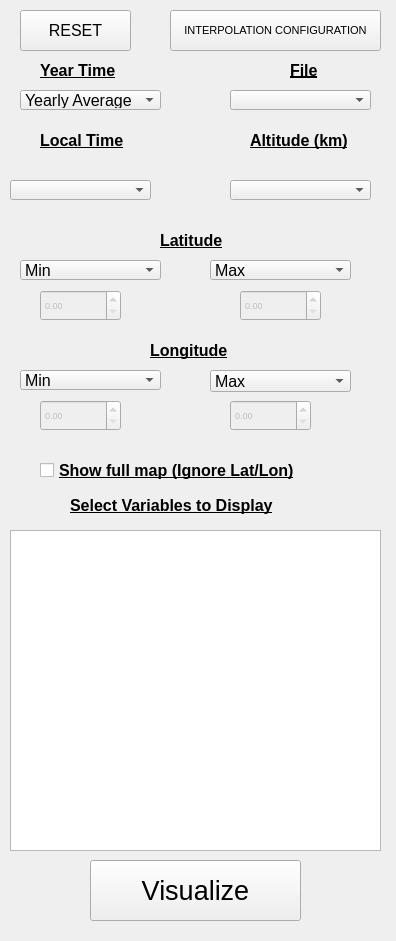
The window that mcd_visualizer_dockwidget_base.ui (davidsr21/mcd_visualizer) describes before a commit, drawn with Qt 5.
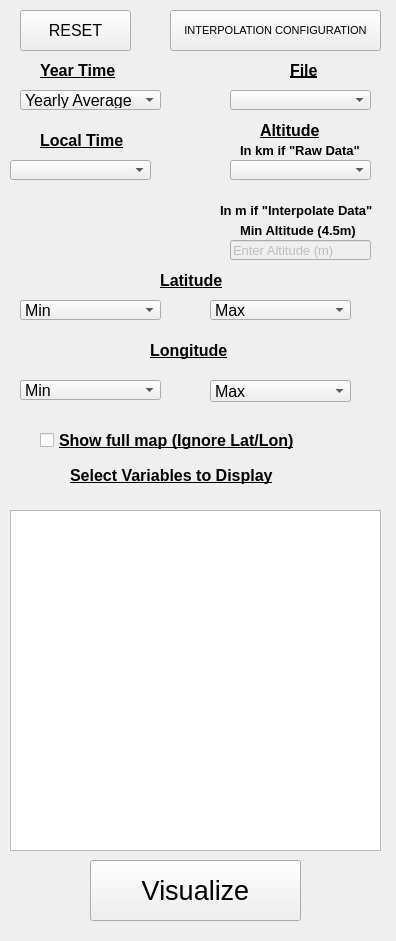
The same window after the commit.

Commit message: Changes made on altitude interpolation... Lat/lon still missing

Diff of the .ui file:
```diff
--- a/mcd_visualizer_dockwidget_base.ui
+++ b/mcd_visualizer_dockwidget_base.ui
@@ -190,7 +190,7 @@
     <property name="geometry">
      <rect>
       <x>10</x>
-      <y>180</y>
+      <y>160</y>
       <width>141</width>
       <height>20</height>
      </rect>
@@ -213,9 +213,9 @@
    <widget class="QLabel" name="Label_Altitud">
     <property name="geometry">
      <rect>
-      <x>250</x>
-      <y>130</y>
-      <width>141</width>
+      <x>260</x>
+      <y>120</y>
+      <width>71</width>
       <height>21</height>
      </rect>
     </property>
@@ -228,14 +228,14 @@
      </font>
     </property>
     <property name="text">
-     <string>Altitude (km)</string>
+     <string>Altitude</string>
     </property>
    </widget>
    <widget class="QComboBox" name="Combo_Altitud">
     <property name="geometry">
      <rect>
       <x>230</x>
-      <y>180</y>
+      <y>160</y>
       <width>141</width>
       <height>20</height>
      </rect>
@@ -255,7 +255,7 @@
     <property name="geometry">
      <rect>
       <x>160</x>
-      <y>230</y>
+      <y>270</y>
       <width>91</width>
       <height>21</height>
      </rect>
@@ -297,7 +297,7 @@
     <property name="geometry">
      <rect>
       <x>20</x>
-      <y>370</y>
+      <y>380</y>
       <width>141</width>
       <height>20</height>
      </rect>
@@ -317,7 +317,7 @@
     <property name="geometry">
      <rect>
       <x>70</x>
-      <y>490</y>
+      <y>460</y>
       <width>281</width>
       <height>31</height>
      </rect>
@@ -356,7 +356,7 @@
     <property name="geometry">
      <rect>
       <x>40</x>
-      <y>460</y>
+      <y>430</y>
       <width>351</width>
       <height>21</height>
      </rect>
@@ -377,7 +377,7 @@
     <property name="geometry">
      <rect>
       <x>20</x>
-      <y>260</y>
+      <y>300</y>
       <width>141</width>
       <height>20</height>
      </rect>
@@ -397,7 +397,7 @@
     <property name="geometry">
      <rect>
       <x>210</x>
-      <y>260</y>
+      <y>300</y>
       <width>141</width>
       <height>20</height>
      </rect>
@@ -417,7 +417,7 @@
     <property name="geometry">
      <rect>
       <x>210</x>
-      <y>370</y>
+      <y>380</y>
       <width>141</width>
       <height>22</height>
      </rect>
@@ -476,9 +476,9 @@
     <property name="geometry">
      <rect>
       <x>10</x>
-      <y>530</y>
+      <y>510</y>
       <width>371</width>
-      <height>321</height>
+      <height>341</height>
      </rect>
     </property>
     <property name="font">
@@ -511,56 +511,90 @@
      <string>INTERPOLATION CONFIGURATION</string>
     </property>
    </widget>
-   <widget class="QDoubleSpinBox" name="Spin_Latitud_Min">
-    <property name="enabled">
-     <bool>false</bool>
-    </property>
-    <property name="geometry">
-     <rect>
-      <x>40</x>
-      <y>290</y>
-      <width>81</width>
-      <height>31</height>
-     </rect>
-    </property>
-   </widget>
-   <widget class="QDoubleSpinBox" name="Spin_Latitud_Max">
-    <property name="enabled">
-     <bool>false</bool>
-    </property>
+   <widget class="QLabel" name="Label_Altitud_2">
     <property name="geometry">
      <rect>
       <x>240</x>
-      <y>290</y>
-      <width>81</width>
-      <height>31</height>
+      <y>140</y>
+      <width>131</width>
+      <height>21</height>
      </rect>
     </property>
+    <property name="font">
+     <font>
+      <pointsize>10</pointsize>
+      <weight>75</weight>
+      <bold>true</bold>
+      <underline>false</underline>
+     </font>
+    </property>
+    <property name="text">
+     <string>In km if &quot;Raw Data&quot;</string>
+    </property>
    </widget>
-   <widget class="QDoubleSpinBox" name="Spin_Longitud_Min">
-    <property name="enabled">
-     <bool>false</bool>
-    </property>
+   <widget class="QLabel" name="Label_Altitud_3">
     <property name="geometry">
      <rect>
-      <x>40</x>
-      <y>400</y>
-      <width>81</width>
-      <height>31</height>
+      <x>220</x>
+      <y>200</y>
+      <width>171</width>
+      <height>21</height>
      </rect>
     </property>
+    <property name="font">
+     <font>
+      <pointsize>10</pointsize>
+      <weight>75</weight>
+      <bold>true</bold>
+      <underline>false</underline>
+     </font>
+    </property>
+    <property name="text">
+     <string>In m if &quot;Interpolate Data&quot;</string>
+    </property>
    </widget>
-   <widget class="QDoubleSpinBox" name="Spin_Longitud_Max">
+   <widget class="QLineEdit" name="Interpolate_Altitude">
     <property name="enabled">
      <bool>false</bool>
     </property>
     <property name="geometry">
      <rect>
       <x>230</x>
-      <y>400</y>
-      <width>81</width>
-      <height>31</height>
+      <y>240</y>
+      <width>141</width>
+      <height>20</height>
      </rect>
+    </property>
+    <property name="font">
+     <font>
+      <pointsize>10</pointsize>
+      <weight>50</weight>
+      <bold>false</bold>
+     </font>
+    </property>
+    <property name="text">
+     <string>Enter Altitude (m)</string>
+    </property>
+   </widget>
+   <widget class="QLabel" name="Label_Altitud_4">
+    <property name="geometry">
+     <rect>
+      <x>240</x>
+      <y>220</y>
+      <width>171</width>
+      <height>21</height>
+     </rect>
+    </property>
+    <property name="font">
+     <font>
+      <pointsize>10</pointsize>
+      <weight>75</weight>
+      <bold>true</bold>
+      <underline>false</underline>
+     </font>
+    </property>
+    <property name="text">
+     <string>Min Altitude (4.5m)</string>
     </property>
    </widget>
   </widget>
```
The commit also changes 5 other files.
